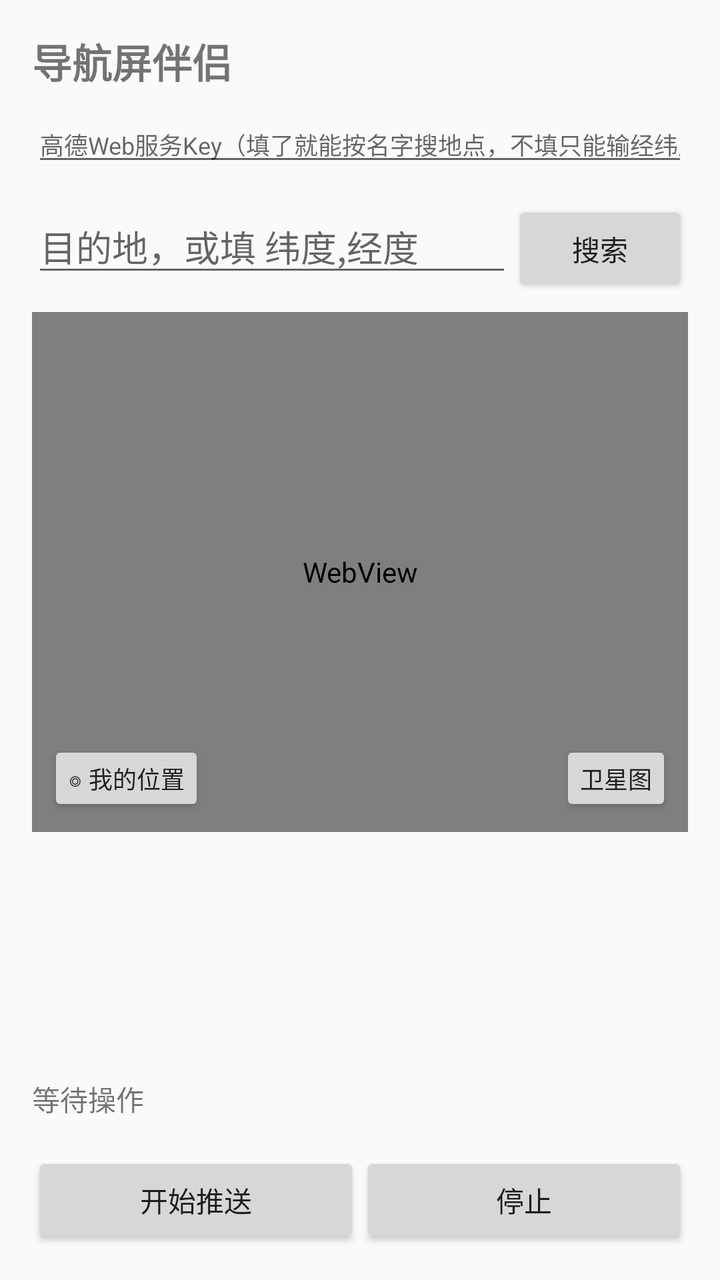
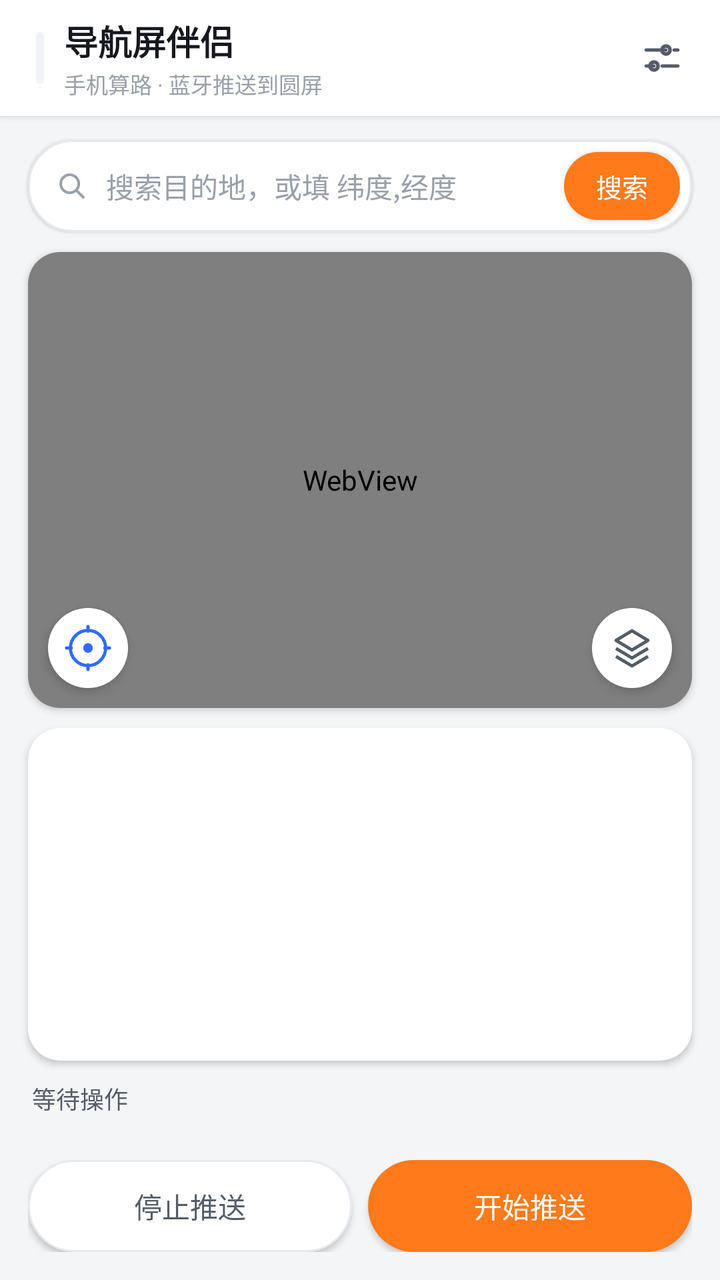

Compare the two renders of this Android layout. The source of the first and the diff that turns it into the second are given below.
<!-- AndroidManifest.xml: application theme Theme.NavScreen -->
<!-- res/layout/activity_main.xml -->
<?xml version="1.0" encoding="utf-8"?>
<LinearLayout xmlns:android="http://schemas.android.com/apk/res/android"
    android:layout_width="match_parent"
    android:layout_height="match_parent"
    android:orientation="vertical"
    android:padding="16dp">

    <TextView
        android:layout_width="wrap_content"
        android:layout_height="wrap_content"
        android:text="导航屏伴侣"
        android:textSize="20sp"
        android:textStyle="bold" />

    <EditText
        android:id="@+id/et_key"
        android:layout_width="match_parent"
        android:layout_height="wrap_content"
        android:layout_marginTop="8dp"
        android:hint="高德Web服务Key（填了就能按名字搜地点，不填只能输经纬度）"
        android:imeOptions="actionDone"
        android:singleLine="true"
        android:textSize="12sp" />

    <LinearLayout
        android:layout_width="match_parent"
        android:layout_height="wrap_content"
        android:layout_marginTop="12dp"
        android:orientation="horizontal">

        <EditText
            android:id="@+id/et_dest"
            android:layout_width="0dp"
            android:layout_height="wrap_content"
            android:layout_weight="1"
            android:hint="目的地，或填 纬度,经度"
            android:imeOptions="actionSearch"
            android:singleLine="true" />

        <Button
            android:id="@+id/btn_search"
            android:layout_width="wrap_content"
            android:layout_height="wrap_content"
            android:text="搜索" />
    </LinearLayout>

    
    <LinearLayout
        android:id="@+id/row_history"
        android:layout_width="match_parent"
        android:layout_height="wrap_content"
        android:layout_marginTop="4dp"
        android:gravity="center_vertical"
        android:orientation="horizontal"
        android:visibility="gone">

        <TextView
            android:layout_width="wrap_content"
            android:layout_height="wrap_content"
            android:text="历史"
            android:textColor="#A49FAB"
            android:textSize="12sp" />

        <HorizontalScrollView
            android:layout_width="0dp"
            android:layout_height="wrap_content"
            android:layout_marginStart="8dp"
            android:layout_weight="1"
            android:scrollbars="none">

            <LinearLayout
                android:id="@+id/ll_history"
                android:layout_width="wrap_content"
                android:layout_height="wrap_content"
                android:orientation="horizontal" />
        </HorizontalScrollView>

        <Button
            android:id="@+id/btn_history_clear"
            android:layout_width="wrap_content"
            android:layout_height="wrap_content"
            android:minHeight="0dp"
            android:paddingTop="4dp"
            android:paddingBottom="4dp"
            android:text="清空"
            android:textSize="12sp" />
    </LinearLayout>

    
    <FrameLayout
        android:layout_width="match_parent"
        android:layout_height="260dp"
        android:layout_marginTop="8dp">

        <WebView
            android:id="@+id/wv_map"
            android:layout_width="match_parent"
            android:layout_height="match_parent" />

        <Button
            android:id="@+id/btn_myloc"
            android:layout_width="wrap_content"
            android:layout_height="wrap_content"
            android:layout_gravity="bottom|start"
            android:layout_margin="8dp"
            android:minHeight="0dp"
            android:minWidth="0dp"
            android:padding="10dp"
            android:text="◎ 我的位置"
            android:textSize="12sp" />

        <Button
            android:id="@+id/btn_layer"
            android:layout_width="wrap_content"
            android:layout_height="wrap_content"
            android:layout_gravity="bottom|end"
            android:layout_margin="8dp"
            android:minHeight="0dp"
            android:minWidth="0dp"
            android:padding="10dp"
            android:text="卫星图"
            android:textSize="12sp" />
    </FrameLayout>

    <ListView
        android:id="@+id/lv_poi"
        android:layout_width="match_parent"
        android:layout_height="0dp"
        android:layout_marginTop="8dp"
        android:layout_weight="1" />

    <TextView
        android:id="@+id/tv_status"
        android:layout_width="match_parent"
        android:layout_height="wrap_content"
        android:layout_marginTop="8dp"
        android:minLines="2"
        android:text="等待操作"
        android:textSize="14sp" />

    <TextView
        android:id="@+id/tv_crash"
        android:layout_width="match_parent"
        android:layout_height="wrap_content"
        android:layout_marginTop="8dp"
        android:background="#33FF3B30"
        android:maxLines="10"
        android:padding="6dp"
        android:textColor="#FF3B30"
        android:textIsSelectable="true"
        android:textSize="11sp"
        android:visibility="gone" />

    <Button
        android:id="@+id/btn_copy_crash"
        android:layout_width="match_parent"
        android:layout_height="wrap_content"
        android:text="复制崩溃日志"
        android:visibility="gone" />

    <LinearLayout
        android:layout_width="match_parent"
        android:layout_height="wrap_content"
        android:orientation="horizontal">

        <Button
            android:id="@+id/btn_start"
            android:layout_width="0dp"
            android:layout_height="wrap_content"
            android:layout_weight="1"
            android:text="开始推送" />

        <Button
            android:id="@+id/btn_stop"
            android:layout_width="0dp"
            android:layout_height="wrap_content"
            android:layout_weight="1"
            android:text="停止" />
    </LinearLayout>

</LinearLayout>
<!-- resources referenced by this layout -->
<resources>
  <style name="Theme.NavScreen" parent="Theme.AppCompat.Light.NoActionBar">
          <item name="colorPrimary">#FF7A1A</item>
          <item name="colorPrimaryDark">#E06A10</item>
          <item name="colorAccent">#FF7A1A</item>
          <item name="android:windowLightStatusBar">true</item>
      </style>
</resources>

<!-- the commit's change to res/layout/activity_main.xml (unified diff, before → after) -->
@@ -2,46 +2,151 @@
 <LinearLayout xmlns:android="http://schemas.android.com/apk/res/android"
     android:layout_width="match_parent"
     android:layout_height="match_parent"
-    android:orientation="vertical"
-    android:padding="16dp">
-
-    <TextView
-        android:layout_width="wrap_content"
-        android:layout_height="wrap_content"
-        android:text="导航屏伴侣"
-        android:textSize="20sp"
-        android:textStyle="bold" />
-
-    <EditText
-        android:id="@+id/et_key"
-        android:layout_width="match_parent"
-        android:layout_height="wrap_content"
-        android:layout_marginTop="8dp"
-        android:hint="高德Web服务Key（填了就能按名字搜地点，不填只能输经纬度）"
-        android:imeOptions="actionDone"
-        android:singleLine="true"
-        android:textSize="12sp" />
-
-    <LinearLayout
-        android:layout_width="match_parent"
-        android:layout_height="wrap_content"
+    android:background="@color/bg"
+    android:orientation="vertical">
+
+    
+    <LinearLayout
+        android:layout_width="match_parent"
+        android:layout_height="58dp"
+        android:background="@color/surface"
+        android:elevation="2dp"
+        android:gravity="center_vertical"
+        android:orientation="horizontal"
+        android:outlineProvider="bounds"
+        android:paddingStart="18dp"
+        android:paddingEnd="8dp">
+
+        <View
+            android:layout_width="4dp"
+            android:layout_height="26dp"
+            android:layout_marginEnd="10dp"
+            android:background="@drawable/bg_chip" />
+
+        <LinearLayout
+            android:layout_width="0dp"
+            android:layout_height="wrap_content"
+            android:layout_weight="1"
+            android:orientation="vertical">
+
+            <TextView
+                android:layout_width="wrap_content"
+                android:layout_height="wrap_content"
+                android:text="@string/app_name"
+                android:textColor="@color/ink"
+                android:textSize="17sp"
+                android:textStyle="bold" />
+
+            <TextView
+                android:layout_width="wrap_content"
+                android:layout_height="wrap_content"
+                android:layout_marginTop="1dp"
+                android:text="手机算路 · 蓝牙推送到圆屏"
+                android:textColor="@color/muted"
+                android:textSize="11sp" />
+        </LinearLayout>
+
+        <ImageButton
+            android:id="@+id/btn_settings"
+            android:layout_width="42dp"
+            android:layout_height="42dp"
+            android:background="?attr/selectableItemBackgroundBorderless"
+            android:contentDescription="设置"
+            android:src="@drawable/ic_tune" />
+    </LinearLayout>
+
+    
+    <LinearLayout
+        android:layout_width="match_parent"
+        android:layout_height="wrap_content"
+        android:layout_marginStart="14dp"
         android:layout_marginTop="12dp"
-        android:orientation="horizontal">
+        android:layout_marginEnd="14dp"
+        android:background="@drawable/bg_search"
+        android:elevation="1dp"
+        android:gravity="center_vertical"
+        android:orientation="horizontal"
+        android:outlineProvider="background"
+        android:paddingStart="13dp"
+        android:paddingEnd="6dp">
+
+        <ImageView
+            android:layout_width="18dp"
+            android:layout_height="18dp"
+            android:contentDescription="搜索"
+            android:src="@drawable/ic_search" />
 
         <EditText
             android:id="@+id/et_dest"
             android:layout_width="0dp"
-            android:layout_height="wrap_content"
-            android:layout_weight="1"
-            android:hint="目的地，或填 纬度,经度"
+            android:layout_height="46dp"
+            android:layout_marginStart="8dp"
+            android:layout_weight="1"
+            android:background="@null"
+            android:hint="搜索目的地，或填 纬度,经度"
             android:imeOptions="actionSearch"
-            android:singleLine="true" />
+            android:singleLine="true"
+            android:textColor="@color/ink"
+            android:textColorHint="@color/muted"
+            android:textSize="14sp" />
 
         <Button
             android:id="@+id/btn_search"
             android:layout_width="wrap_content"
-            android:layout_height="wrap_content"
-            android:text="搜索" />
+            android:layout_height="34dp"
+            android:background="@drawable/bg_btn_primary"
+            android:minWidth="0dp"
+            android:minHeight="0dp"
+            android:paddingStart="16dp"
+            android:paddingEnd="16dp"
+            android:text="搜索"
+            android:textAllCaps="false"
+            android:textColor="@color/surface"
+            android:textSize="13sp" />
+    </LinearLayout>
+
+    
+    <LinearLayout
+        android:id="@+id/card_key"
+        android:layout_width="match_parent"
+        android:layout_height="wrap_content"
+        android:layout_marginStart="14dp"
+        android:layout_marginTop="10dp"
+        android:layout_marginEnd="14dp"
+        android:background="@drawable/bg_card"
+        android:elevation="1dp"
+        android:orientation="vertical"
+        android:outlineProvider="background"
+        android:padding="13dp"
+        android:visibility="gone">
+
+        <TextView
+            android:layout_width="wrap_content"
+            android:layout_height="wrap_content"
+            android:text="高德 Web 服务 Key"
+            android:textColor="@color/ink2"
+            android:textSize="12sp" />
+
+        <EditText
+            android:id="@+id/et_key"
+            android:layout_width="match_parent"
+            android:layout_height="wrap_content"
+            android:layout_marginTop="6dp"
+            android:background="@null"
+            android:hint="粘贴 lbs.amap.com 申请的 32 位 Key"
+            android:imeOptions="actionDone"
+            android:singleLine="true"
+            android:textColor="@color/ink"
+            android:textColorHint="@color/muted"
+            android:textSize="13sp" />
+
+        <TextView
+            android:layout_width="wrap_content"
+            android:layout_height="wrap_content"
+            android:layout_marginTop="4dp"
+            android:text="填了才能按名字搜地点、自动算路。服务平台要选「Web服务」。"
+            android:textColor="@color/muted"
+            android:textSize="11sp" />
     </LinearLayout>
 
     
@@ -49,7 +154,9 @@
         android:id="@+id/row_history"
         android:layout_width="match_parent"
         android:layout_height="wrap_content"
-        android:layout_marginTop="4dp"
+        android:layout_marginStart="14dp"
+        android:layout_marginTop="10dp"
+        android:layout_marginEnd="14dp"
         android:gravity="center_vertical"
         android:orientation="horizontal"
         android:visibility="gone">
@@ -57,9 +164,9 @@
         <TextView
             android:layout_width="wrap_content"
             android:layout_height="wrap_content"
-            android:text="历史"
-            android:textColor="#A49FAB"
-            android:textSize="12sp" />
+            android:text="最近搜过"
+            android:textColor="@color/muted"
+            android:textSize="11sp" />
 
         <HorizontalScrollView
             android:layout_width="0dp"
@@ -75,78 +182,151 @@
                 android:orientation="horizontal" />
         </HorizontalScrollView>
 
-        <Button
+        <TextView
             android:id="@+id/btn_history_clear"
             android:layout_width="wrap_content"
             android:layout_height="wrap_content"
-            android:minHeight="0dp"
+            android:background="?attr/selectableItemBackground"
+            android:paddingStart="8dp"
             android:paddingTop="4dp"
+            android:paddingEnd="8dp"
             android:paddingBottom="4dp"
             android:text="清空"
-            android:textSize="12sp" />
+            android:textColor="@color/muted"
+            android:textSize="11sp" />
     </LinearLayout>
 
     
     <FrameLayout
         android:layout_width="match_parent"
-        android:layout_height="260dp"
-        android:layout_marginTop="8dp">
+        android:layout_height="228dp"
+        android:layout_marginStart="14dp"
+        android:layout_marginTop="10dp"
+        android:layout_marginEnd="14dp"
+        android:background="@drawable/bg_card"
+        android:clipToOutline="true"
+        android:elevation="2dp"
+        android:outlineProvider="background">
 
         <WebView
             android:id="@+id/wv_map"
             android:layout_width="match_parent"
             android:layout_height="match_parent" />
 
-        <Button
+        <ImageButton
             android:id="@+id/btn_myloc"
-            android:layout_width="wrap_content"
-            android:layout_height="wrap_content"
+            android:layout_width="40dp"
+            android:layout_height="40dp"
             android:layout_gravity="bottom|start"
-            android:layout_margin="8dp"
-            android:minHeight="0dp"
-            android:minWidth="0dp"
-            android:padding="10dp"
-            android:text="◎ 我的位置"
-            android:textSize="12sp" />
-
-        <Button
+            android:layout_margin="10dp"
+            android:background="@drawable/bg_fab"
+            android:contentDescription="我的位置"
+            android:elevation="3dp"
+            android:src="@drawable/ic_my_location" />
+
+        <ImageButton
             android:id="@+id/btn_layer"
-            android:layout_width="wrap_content"
-            android:layout_height="wrap_content"
+            android:layout_width="40dp"
+            android:layout_height="40dp"
             android:layout_gravity="bottom|end"
-            android:layout_margin="8dp"
-            android:minHeight="0dp"
-            android:minWidth="0dp"
-            android:padding="10dp"
-            android:text="卫星图"
-            android:textSize="12sp" />
+            android:layout_margin="10dp"
+            android:background="@drawable/bg_fab"
+            android:contentDescription="切换图层"
+            android:elevation="3dp"
+            android:src="@drawable/ic_layers" />
     </FrameLayout>
 
+    
+    <LinearLayout
+        android:id="@+id/card_trip"
+        android:layout_width="match_parent"
+        android:layout_height="wrap_content"
+        android:layout_marginStart="14dp"
+        android:layout_marginTop="10dp"
+        android:layout_marginEnd="14dp"
+        android:background="@drawable/bg_eta"
+        android:gravity="center_vertical"
+        android:orientation="horizontal"
+        android:paddingStart="15dp"
+        android:paddingTop="12dp"
+        android:paddingEnd="15dp"
+        android:paddingBottom="12dp"
+        android:visibility="gone">
+
+        <LinearLayout
+            android:layout_width="0dp"
+            android:layout_height="wrap_content"
+            android:layout_weight="1"
+            android:orientation="vertical">
+
+            <TextView
+                android:id="@+id/tv_trip_time"
+                android:layout_width="wrap_content"
+                android:layout_height="wrap_content"
+                android:textColor="@color/brand"
+                android:textSize="22sp"
+                android:textStyle="bold" />
+
+            <TextView
+                android:id="@+id/tv_trip_dest"
+                android:layout_width="match_parent"
+                android:layout_height="wrap_content"
+                android:layout_marginTop="2dp"
+                android:ellipsize="end"
+                android:singleLine="true"
+                android:textColor="@color/ink2"
+                android:textSize="12sp" />
+        </LinearLayout>
+
+        <TextView
+            android:id="@+id/tv_trip_dist"
+            android:layout_width="wrap_content"
+            android:layout_height="wrap_content"
+            android:gravity="end"
+            android:textColor="@color/ink"
+            android:textSize="13sp" />
+    </LinearLayout>
+
+    
     <ListView
         android:id="@+id/lv_poi"
         android:layout_width="match_parent"
         android:layout_height="0dp"
-        android:layout_marginTop="8dp"
-        android:layout_weight="1" />
+        android:layout_marginStart="14dp"
+        android:layout_marginTop="10dp"
+        android:layout_marginEnd="14dp"
+        android:layout_weight="1"
+        android:background="@drawable/bg_card"
+        android:clipToOutline="true"
+        android:divider="@color/line"
+        android:dividerHeight="1dp"
+        android:elevation="2dp"
+        android:outlineProvider="background" />
 
     <TextView
         android:id="@+id/tv_status"
         android:layout_width="match_parent"
         android:layout_height="wrap_content"
-        android:layout_marginTop="8dp"
+        android:layout_marginStart="16dp"
+        android:layout_marginTop="10dp"
+        android:layout_marginEnd="16dp"
         android:minLines="2"
         android:text="等待操作"
-        android:textSize="14sp" />
-
+        android:textColor="@color/ink2"
+        android:textSize="12sp" />
+
+    
     <TextView
         android:id="@+id/tv_crash"
         android:layout_width="match_parent"
         android:layout_height="wrap_content"
-        android:layout_marginTop="8dp"
-        android:background="#33FF3B30"
+        android:layout_marginStart="14dp"
+        android:layout_marginTop="6dp"
+        android:layout_marginEnd="14dp"
+        android:background="@drawable/bg_crash"
         android:maxLines="10"
-        android:padding="6dp"
-        android:textColor="#FF3B30"
+        android:padding="10dp"
+        android:textColor="@color/red"
         android:textIsSelectable="true"
         android:textSize="11sp"
         android:visibility="gone" />
@@ -154,28 +334,52 @@
     <Button
         android:id="@+id/btn_copy_crash"
         android:layout_width="match_parent"
-        android:layout_height="wrap_content"
+        android:layout_height="36dp"
+        android:layout_marginStart="14dp"
+        android:layout_marginTop="6dp"
+        android:layout_marginEnd="14dp"
+        android:background="@drawable/bg_btn_outline"
+        android:minHeight="0dp"
         android:text="复制崩溃日志"
+        android:textAllCaps="false"
+        android:textColor="@color/red"
+        android:textSize="12sp"
         android:visibility="gone" />
 
-    <LinearLayout
-        android:layout_width="match_parent"
-        android:layout_height="wrap_content"
+    
+    <LinearLayout
+        android:layout_width="match_parent"
+        android:layout_height="wrap_content"
+        android:layout_marginStart="14dp"
+        android:layout_marginTop="8dp"
+        android:layout_marginEnd="14dp"
+        android:layout_marginBottom="14dp"
         android:orientation="horizontal">
+
+        <Button
+            android:id="@+id/btn_stop"
+            android:layout_width="0dp"
+            android:layout_height="46dp"
+            android:layout_marginEnd="8dp"
+            android:layout_weight="1"
+            android:background="@drawable/bg_btn_outline"
+            android:minHeight="0dp"
+            android:text="停止推送"
+            android:textAllCaps="false"
+            android:textColor="@color/ink2"
+            android:textSize="14sp" />
 
         <Button
             android:id="@+id/btn_start"
             android:layout_width="0dp"
-            android:layout_height="wrap_content"
-            android:layout_weight="1"
-            android:text="开始推送" />
-
-        <Button
-            android:id="@+id/btn_stop"
-            android:layout_width="0dp"
-            android:layout_height="wrap_content"
-            android:layout_weight="1"
-            android:text="停止" />
+            android:layout_height="46dp"
+            android:layout_weight="1"
+            android:background="@drawable/bg_btn_primary"
+            android:minHeight="0dp"
+            android:text="开始推送"
+            android:textAllCaps="false"
+            android:textColor="@color/surface"
+            android:textSize="14sp" />
     </LinearLayout>
 
 </LinearLayout>
<!-- resource entries referenced after the edit -->
@@ -1,10 +1,170 @@
 <!-- resources referenced by this layout -->
 <resources>
+  <color name="bg">#F4F5F7</color>
+  <color name="brand">#FF7A1A</color>
+  <color name="ink">#16181D</color>
+  <color name="ink2">#565C67</color>
+  <color name="line">#E7E9EE</color>
+  <color name="muted">#9AA0AA</color>
+  <color name="red">#E5484D</color>
+  <color name="surface">#FFFFFF</color>
+  <!-- drawable bg_btn_outline (drawable) -->
+  <?xml version="1.0" encoding="utf-8"?>
+  <selector xmlns:android="http://schemas.android.com/apk/res/android">
+      <item android:state_pressed="true">
+          <shape android:shape="rectangle">
+              <solid android:color="@color/surfaceAlt" />
+              <stroke android:width="1dp" android:color="@color/line" />
+              <corners android:radius="24dp" />
+          </shape>
+      </item>
+      <item>
+          <shape android:shape="rectangle">
+              <solid android:color="@color/surface" />
+              <stroke android:width="1dp" android:color="@color/line" />
+              <corners android:radius="24dp" />
+          </shape>
+      </item>
+  </selector>
+  <!-- drawable bg_btn_primary (drawable) -->
+  <?xml version="1.0" encoding="utf-8"?>
+  <selector xmlns:android="http://schemas.android.com/apk/res/android">
+      <item android:state_pressed="true">
+          <shape android:shape="rectangle">
+              <solid android:color="@color/brandDark" />
+              <corners android:radius="24dp" />
+          </shape>
+      </item>
+      <item>
+          <shape android:shape="rectangle">
+              <solid android:color="@color/brand" />
+              <corners android:radius="24dp" />
+          </shape>
+      </item>
+  </selector>
+  <!-- drawable bg_card (drawable) -->
+  <?xml version="1.0" encoding="utf-8"?>
+  <shape xmlns:android="http://schemas.android.com/apk/res/android" android:shape="rectangle">
+      <solid android:color="@color/surface" />
+      <corners android:radius="16dp" />
+  </shape>
+  <!-- drawable bg_chip (drawable) -->
+  <?xml version="1.0" encoding="utf-8"?>
+  <shape xmlns:android="http://schemas.android.com/apk/res/android" android:shape="rectangle">
+      <solid android:color="@color/surfaceAlt" />
+      <corners android:radius="14dp" />
+  </shape>
+  <!-- drawable bg_crash (drawable) -->
+  <?xml version="1.0" encoding="utf-8"?>
+  <shape xmlns:android="http://schemas.android.com/apk/res/android" android:shape="rectangle">
+      <solid android:color="#FDECEC" />
+      <stroke android:width="1dp" android:color="#F5C2C2" />
+      <corners android:radius="12dp" />
+  </shape>
+  <!-- drawable bg_eta (drawable) -->
+  <?xml version="1.0" encoding="utf-8"?>
+  <shape xmlns:android="http://schemas.android.com/apk/res/android" android:shape="rectangle">
+      <solid android:color="@color/brandSoft" />
+      <stroke android:width="1dp" android:color="#FFD9BF" />
+      <corners android:radius="16dp" />
+  </shape>
+  <!-- drawable bg_fab (drawable) -->
+  <?xml version="1.0" encoding="utf-8"?>
+  <selector xmlns:android="http://schemas.android.com/apk/res/android">
+      <item android:state_pressed="true">
+          <shape android:shape="oval">
+              <solid android:color="@color/surfaceAlt" />
+          </shape>
+      </item>
+      <item>
+          <shape android:shape="oval">
+              <solid android:color="@color/surface" />
+          </shape>
+      </item>
+  </selector>
+  <!-- drawable bg_search (drawable) -->
+  <?xml version="1.0" encoding="utf-8"?>
+  <shape xmlns:android="http://schemas.android.com/apk/res/android" android:shape="rectangle">
+      <solid android:color="@color/surface" />
+      <stroke android:width="1dp" android:color="@color/line" />
+      <corners android:radius="22dp" />
+  </shape>
+  <!-- drawable ic_layers (drawable) -->
+  <?xml version="1.0" encoding="utf-8"?>
+  <vector xmlns:android="http://schemas.android.com/apk/res/android"
+      android:width="24dp" android:height="24dp"
+      android:viewportWidth="24" android:viewportHeight="24">
+      <path android:strokeColor="#565C67" android:strokeWidth="1.6" android:strokeLineJoin="round"
+          android:fillColor="@android:color/transparent"
+          android:pathData="M12,3.4L20,8.2L12,13L4,8.2z" />
+      <path android:strokeColor="#565C67" android:strokeWidth="1.6" android:strokeLineJoin="round"
+          android:fillColor="@android:color/transparent"
+          android:pathData="M4,12.2L12,17L20,12.2" />
+      <path android:strokeColor="#565C67" android:strokeWidth="1.6" android:strokeLineJoin="round"
+          android:fillColor="@android:color/transparent"
+          android:pathData="M4,16.2L12,21L20,16.2" />
+  </vector>
+  <!-- drawable ic_my_location (drawable) -->
+  <?xml version="1.0" encoding="utf-8"?>
+  <vector xmlns:android="http://schemas.android.com/apk/res/android"
+      android:width="24dp" android:height="24dp"
+      android:viewportWidth="24" android:viewportHeight="24">
+      <path android:strokeColor="#2F6BFF" android:strokeWidth="1.6"
+          android:fillColor="@android:color/transparent"
+          android:pathData="M12,3.2a8.8,8.8 0,1 0,0 17.6a8.8,8.8 0,1 0,0 -17.6" />
+      <path android:fillColor="#2F6BFF" android:pathData="M12,9.6a2.4,2.4 0,1 0,0 4.8a2.4,2.4 0,1 0,0 -4.8" />
+      <path android:strokeColor="#2F6BFF" android:strokeWidth="1.6" android:strokeLineCap="round"
+          android:fillColor="@android:color/transparent"
+          android:pathData="M12,1.2L12,3.6M12,20.4L12,22.8M1.2,12L3.6,12M20.4,12L22.8,12" />
+  </vector>
+  <!-- drawable ic_search (drawable) -->
+  <?xml version="1.0" encoding="utf-8"?>
+  <vector xmlns:android="http://schemas.android.com/apk/res/android"
+      android:width="24dp" android:height="24dp"
+      android:viewportWidth="24" android:viewportHeight="24">
+      <path android:strokeColor="#9AA0AA" android:strokeWidth="1.8" android:strokeLineCap="round"
+          android:fillColor="@android:color/transparent"
+          android:pathData="M10.5,4.5a6,6 0,1 0,0 12a6,6 0,1 0,0 -12" />
+      <path android:strokeColor="#9AA0AA" android:strokeWidth="1.8" android:strokeLineCap="round"
+          android:fillColor="@android:color/transparent"
+          android:pathData="M14.9,14.9L19.5,19.5" />
+  </vector>
+  <!-- drawable ic_tune (drawable) -->
+  <?xml version="1.0" encoding="utf-8"?>
+  <vector xmlns:android="http://schemas.android.com/apk/res/android"
+      android:width="24dp" android:height="24dp"
+      android:viewportWidth="24" android:viewportHeight="24">
+      <path android:strokeColor="#565C67" android:strokeWidth="1.6" android:strokeLineCap="round"
+          android:fillColor="@android:color/transparent"
+          android:pathData="M4,8L14,8M18,8L20,8" />
+      <path android:strokeColor="#565C67" android:strokeWidth="1.6" android:strokeLineCap="round"
+          android:fillColor="@android:color/transparent"
+          android:pathData="M4,16L8,16M12,16L20,16" />
+      <path android:strokeColor="#565C67" android:strokeWidth="1.8"
+          android:fillColor="@android:color/transparent"
+          android:pathData="M16,8a2,2 0,1 0,0 0.01" />
+      <path android:strokeColor="#565C67" android:strokeWidth="1.8"
+          android:fillColor="@android:color/transparent"
+          android:pathData="M10,16a2,2 0,1 0,0 0.01" />
+  </vector>
+  <string name="app_name">导航屏伴侣</string>
   <style name="Theme.NavScreen" parent="Theme.AppCompat.Light.NoActionBar">
-          <item name="colorPrimary">#FF7A1A</item>
-          <item name="colorPrimaryDark">#E06A10</item>
-          <item name="colorAccent">#FF7A1A</item>
+          <item name="colorPrimary">@color/brand</item>
+          <item name="colorPrimaryDark">@color/brandDark</item>
+          <item name="colorAccent">@color/brand</item>
+  
+          <item name="android:windowBackground">@color/bg</item>
+          <item name="android:statusBarColor">@color/surface</item>
+          <item name="android:navigationBarColor">@color/surface</item>
           <item name="android:windowLightStatusBar">true</item>
+  
+          
+          <item name="colorControlNormal">@color/muted</item>
+          <item name="colorControlActivated">@color/brand</item>
+          <item name="colorControlHighlight">#33FF7A1A</item>
       </style>
+  <color name="surfaceAlt">#F0F2F6</color>
+  <color name="brandDark">#E5670C</color>
+  <color name="brandSoft">#FFF1E6</color>
 </resources>
 
